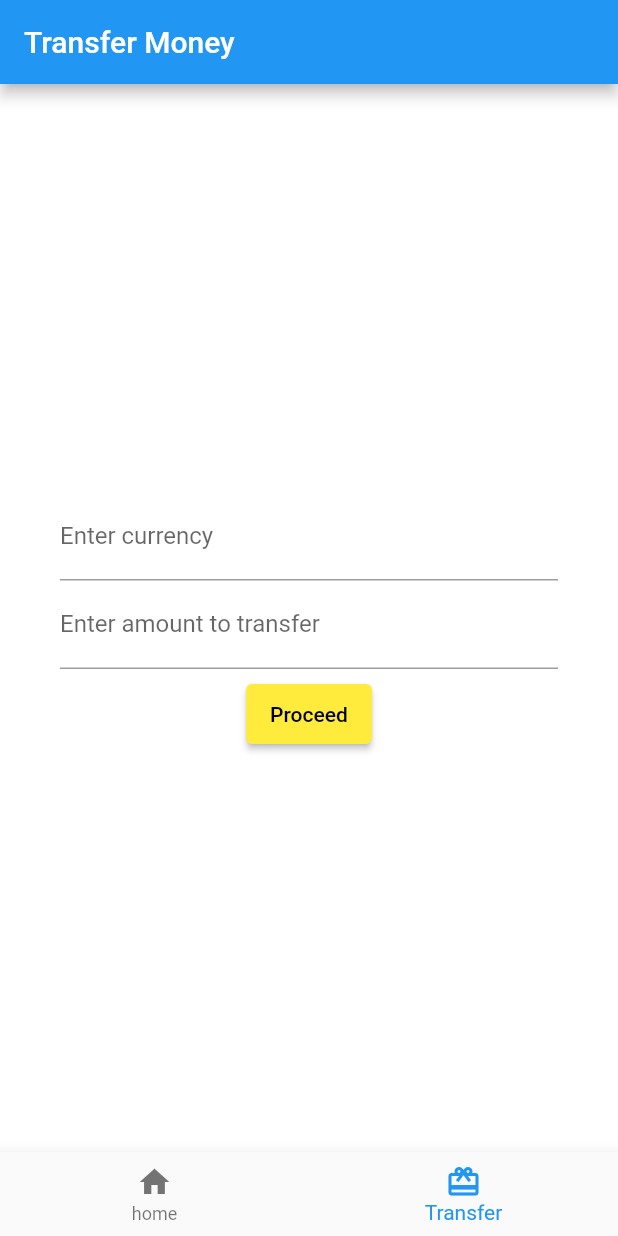
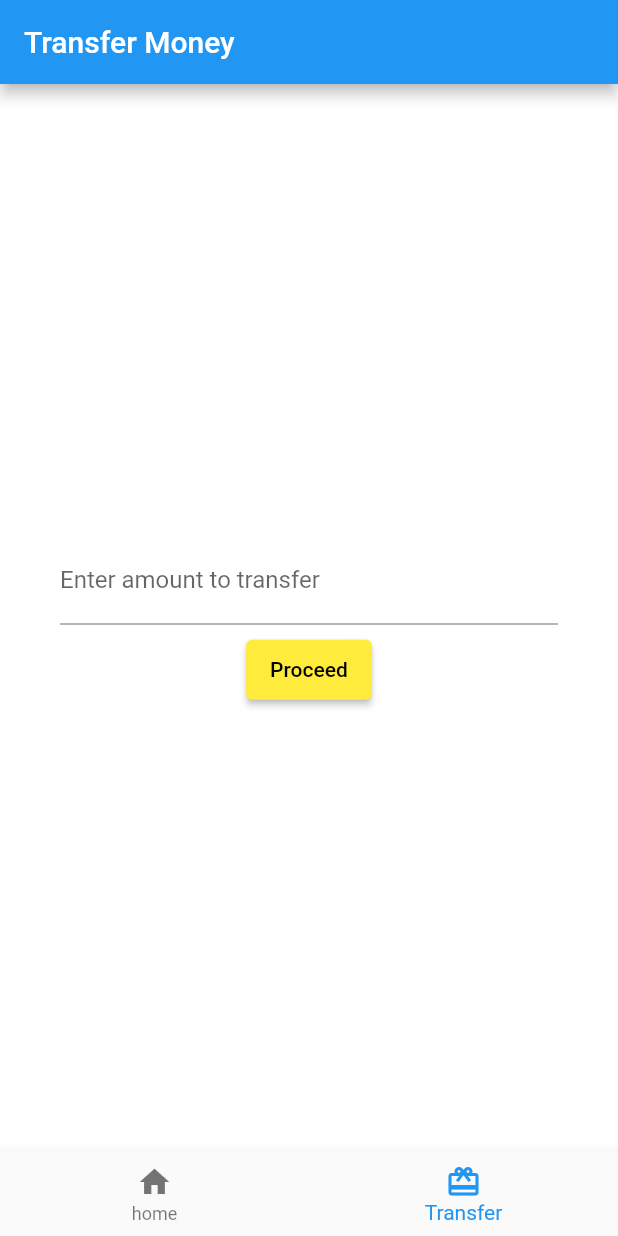
Before and after one commit to AnneRoki/OOPFfutter, a Flutter app: the screen it shows after launch, item 2 of the bottom bar chosen, on a phone screen of 412 x 824 dp. Run offline on Flutter 3.47's test engine with Material 2 defaults, Android fonts, the phone set to English and light mode, and no system bars.

Commit message:
Update moneyTransfer.dart

```diff
--- a/lib/moneyTransfer.dart
+++ b/lib/moneyTransfer.dart
@@ -34,9 +34,6 @@ class MoneyTransferState extends State<MoneyTransfer> {
             mainAxisAlignment: MainAxisAlignment.center,
             children: <Widget>[
               TextField(
-                decoration: new InputDecoration(labelText: 'Enter currency'),
-              ),
-              TextField(
                 decoration:
                     new InputDecoration(labelText: 'Enter amount to transfer'),
                 keyboardType: TextInputType.number,
```
